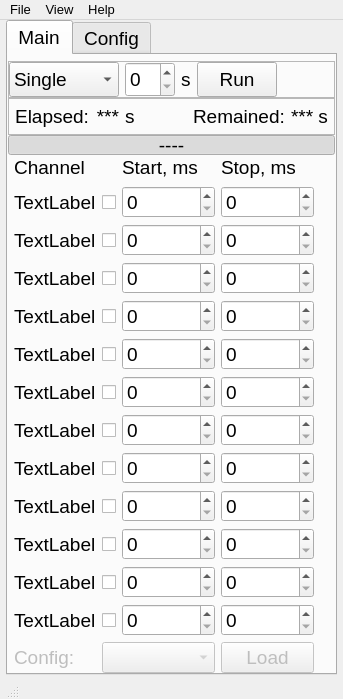
smertouh/1_MeV_UI_additional, file Timer_UI.ui: the form before one commit.
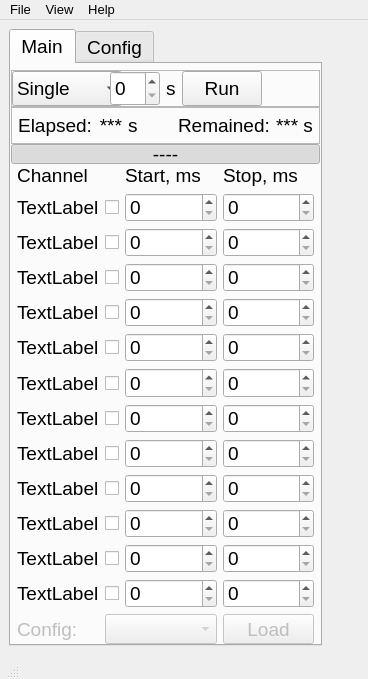
The form after the commit. Icons and pictures are not drawn.

The edit to the form file:
```diff
--- a/Timer_UI.ui
+++ b/Timer_UI.ui
@@ -6,12 +6,12 @@
    <rect>
     <x>0</x>
     <y>0</y>
-    <width>325</width>
-    <height>666</height>
+    <width>368</width>
+    <height>679</height>
    </rect>
   </property>
   <property name="sizePolicy">
-   <sizepolicy hsizetype="Maximum" vsizetype="Maximum">
+   <sizepolicy hsizetype="Maximum" vsizetype="Expanding">
     <horstretch>0</horstretch>
     <verstretch>0</verstretch>
    </sizepolicy>
@@ -35,24 +35,15 @@
      <verstretch>0</verstretch>
     </sizepolicy>
    </property>
-   <layout class="QVBoxLayout" name="verticalLayout">
-    <property name="spacing">
-     <number>0</number>
-    </property>
-    <property name="leftMargin">
-     <number>6</number>
-    </property>
-    <property name="topMargin">
-     <number>0</number>
-    </property>
-    <property name="rightMargin">
-     <number>6</number>
-    </property>
-    <property name="bottomMargin">
-     <number>0</number>
-    </property>
-    <item>
      <widget class="QTabWidget" name="tabWidget">
+    <property name="geometry">
+     <rect>
+      <x>9</x>
+      <y>9</y>
+      <width>313</width>
+      <height>617</height>
+     </rect>
+    </property>
       <property name="sizePolicy">
        <sizepolicy hsizetype="Maximum" vsizetype="Maximum">
         <horstretch>0</horstretch>
@@ -104,7 +95,7 @@
         <item>
          <widget class="QFrame" name="frame_2">
           <property name="sizePolicy">
-           <sizepolicy hsizetype="Preferred" vsizetype="Maximum">
+         <sizepolicy hsizetype="Maximum" vsizetype="Maximum">
             <horstretch>0</horstretch>
             <verstretch>0</verstretch>
            </sizepolicy>
@@ -348,7 +339,7 @@
         <item>
          <widget class="QFrame" name="frame_4">
           <property name="sizePolicy">
-           <sizepolicy hsizetype="Preferred" vsizetype="Maximum">
+         <sizepolicy hsizetype="Maximum" vsizetype="Maximum">
             <horstretch>0</horstretch>
             <verstretch>0</verstretch>
            </sizepolicy>
@@ -588,10 +579,23 @@
           </property>
          </widget>
         </item>
+      <item>
+       <spacer name="verticalSpacer">
+        <property name="orientation">
+         <enum>Qt::Vertical</enum>
+        </property>
+        <property name="sizeHint" stdset="0">
+         <size>
+          <width>20</width>
+          <height>40</height>
+         </size>
+        </property>
+       </spacer>
+      </item>
         <item>
          <widget class="QFrame" name="frame">
           <property name="sizePolicy">
-           <sizepolicy hsizetype="Maximum" vsizetype="Preferred">
+         <sizepolicy hsizetype="Maximum" vsizetype="Maximum">
             <horstretch>0</horstretch>
             <verstretch>0</verstretch>
            </sizepolicy>
@@ -1752,15 +1756,13 @@
        </layout>
       </widget>
      </widget>
-    </item>
-   </layout>
   </widget>
   <widget class="QMenuBar" name="menubar">
    <property name="geometry">
     <rect>
      <x>0</x>
      <y>0</y>
-     <width>325</width>
+     <width>368</width>
      <height>23</height>
     </rect>
    </property>
```
Left out of the diff: 2 changed lines with no effect on the pictures. Lines whose indentation alone changed are shown as unchanged.
